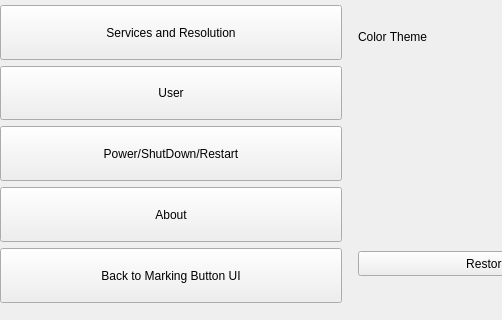
Before: the Qt Designer form Greyform-linux/Python_Application/UI_Design/setting.ui in mokzhizhuan/GreyForm_UIs, drawn with Qt 5; both pictures show x 0 to 502 and y 228 to 548 of the 694 by 548 pixel window.
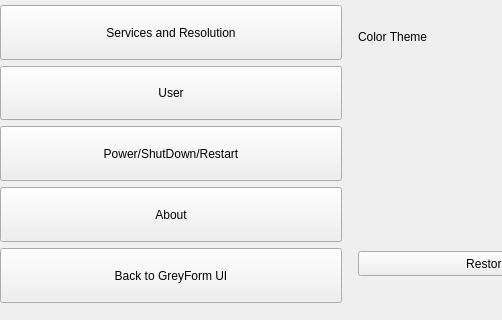
After: the same form once the commit is applied.

```diff
--- a/Greyform-linux/Python_Application/UI_Design/setting.ui
+++ b/Greyform-linux/Python_Application/UI_Design/setting.ui
@@ -163,7 +163,7 @@
          </sizepolicy>
         </property>
         <property name="text">
-         <string>Back to Marking Button UI</string>
+         <string>Back to GreyForm UI</string>
         </property>
        </widget>
       </item>
```
